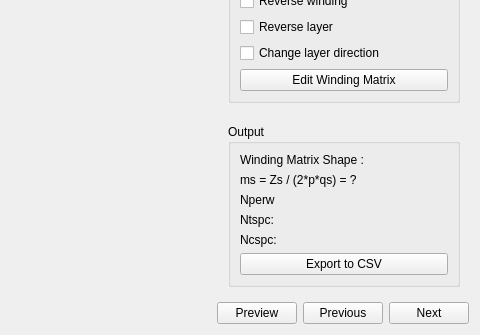
First picture: the form in pyleecan/GUI/Dialog/DMachineSetup/SWinding/SWinding.ui, repository Eomys/pyleecan, before the edit; both pictures show x 678 to 1158 and y 423 to 758 of the 1158 by 758 pixel window.
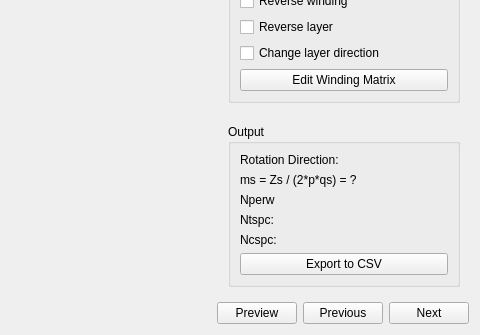
Second picture: the form after the edit. Icons and pictures are not drawn. Custom widgets are drawn as their Qt base class.

Commit message: [CO] Replace Matrix shape by rot_dir

The edit to the form file:
```diff
--- a/pyleecan/GUI/Dialog/DMachineSetup/SWinding/SWinding.ui
+++ b/pyleecan/GUI/Dialog/DMachineSetup/SWinding/SWinding.ui
@@ -289,7 +289,7 @@
               </size>
              </property>
              <property name="text">
-              <string>Winding Matrix Shape : </string>
+              <string>Rotation Direction: </string>
              </property>
             </widget>
            </item>
```
Left out of the diff: 2 changed lines with no effect on the pictures. The commit also changes 2 other files.
